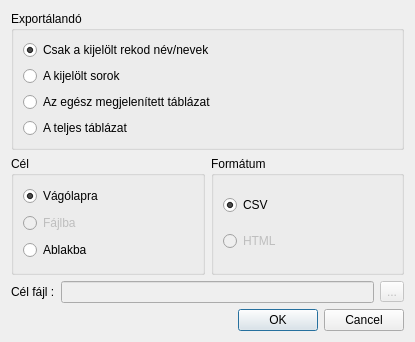
This is lv2g/tableexportdialog.ui in csikfer/lanview2 as Qt 5 draws it before an edit. The edited form follows.
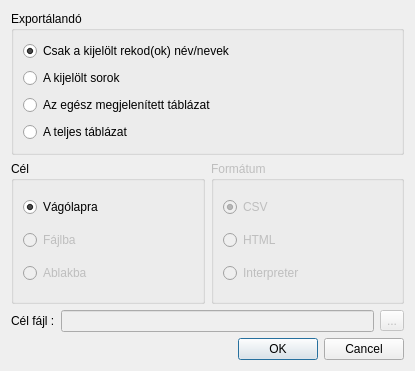
This is the edited form.

The edit to the form file:
```diff
--- a/lv2g/tableexportdialog.ui
+++ b/lv2g/tableexportdialog.ui
@@ -7,7 +7,7 @@
     <x>0</x>
     <y>0</y>
     <width>415</width>
-    <height>342</height>
+    <height>371</height>
    </rect>
   </property>
   <property name="windowTitle">
@@ -23,7 +23,7 @@
       <item>
        <widget class="QRadioButton" name="radioButtonName">
         <property name="text">
-         <string>Csak a kijelölt rekod név/nevek</string>
+         <string>Csak a kijelölt rekod(ok) név/nevek</string>
         </property>
         <property name="checked">
          <bool>true</bool>
@@ -90,6 +90,9 @@
         </item>
         <item>
          <widget class="QRadioButton" name="radioButtonWin">
+          <property name="enabled">
+           <bool>false</bool>
+          </property>
           <property name="text">
            <string>Ablakba</string>
           </property>
@@ -101,7 +104,7 @@
      <item>
       <widget class="QGroupBox" name="groupBoxForm">
        <property name="enabled">
-        <bool>true</bool>
+        <bool>false</bool>
        </property>
        <property name="title">
         <string>Formátum</string>
@@ -127,6 +130,16 @@
           </property>
          </widget>
         </item>
+        <item>
+         <widget class="QRadioButton" name="radioButtonINT">
+          <property name="enabled">
+           <bool>false</bool>
+          </property>
+          <property name="text">
+           <string>Interpreter</string>
+          </property>
+         </widget>
+        </item>
        </layout>
       </widget>
      </item>
```
Left out of the diff: 58 changed lines with no effect on the pictures.
